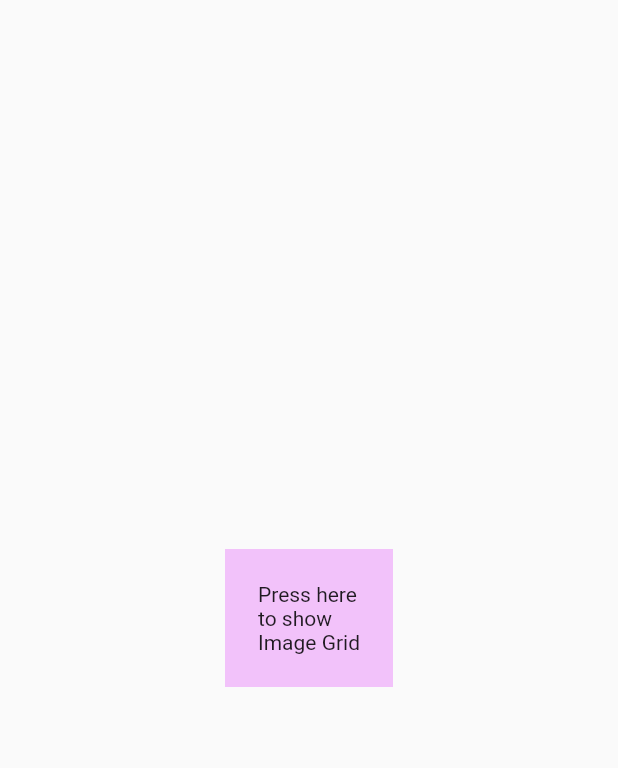
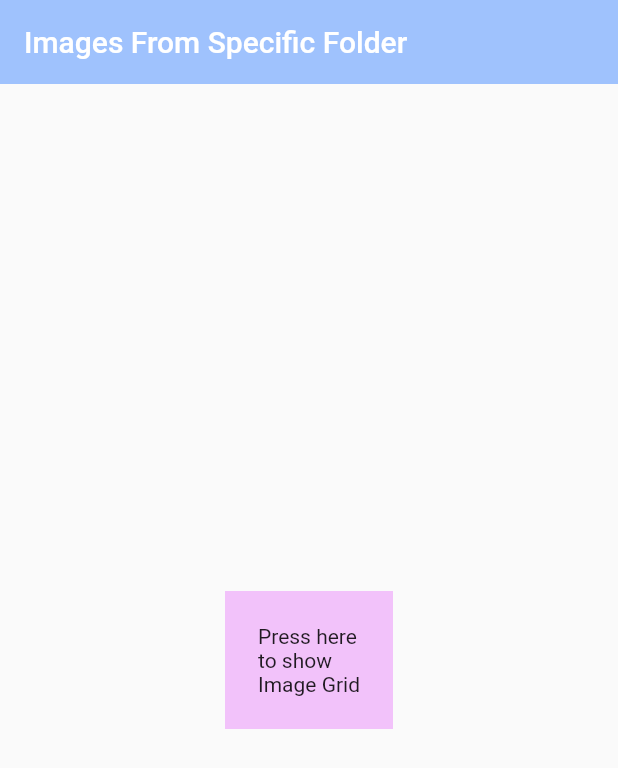
Before and after one commit to OmarFaruk-BD/specific_folder_gallery, a Flutter app: the screen it shows after launch, on a phone screen of 412 x 824 dp. Shown: the top 768 px of the screen. Run offline on Flutter 3.47's test engine with Material 2 defaults, Android fonts, the phone set to English and light mode, and no system bars; our stand-ins replace permission_handler.

Commit message:
Refactor some codes

```diff
--- /dev/null
+++ b/lib/home_page.dart
@@ -0,0 +1,56 @@
+import 'package:flutter/material.dart';
+import 'package:gallery/images.dart';
+import 'package:permission_handler/permission_handler.dart';
+
+class FirstPage extends StatefulWidget {
+  const FirstPage({super.key});
+
+  @override
+  State<FirstPage> createState() => _FirstPageState();
+}
+
+class _FirstPageState extends State<FirstPage> {
+  @override
+  void initState() {
+    super.initState();
+    permission();
+  }
+
+  void permission() async {
+    await [Permission.storage].request();
+  }
+
+  @override
+  Widget build(BuildContext context) {
+    return Scaffold(
+      appBar: _buildAppBar(),
+      body: _buildBody(context),
+    );
+  }
+
+  Center _buildBody(BuildContext context) {
+    return Center(
+        child: InkWell(
+      onTap: () {
+        Navigator.push<void>(
+          context,
+          MaterialPageRoute<void>(
+            builder: (BuildContext context) => const ImageGrid(),
+          ),
+        );
+      },
+      child: Container(
+          color: Colors.purpleAccent.withOpacity(.3),
+          padding: const EdgeInsets.all(22),
+          child: const Text('Press here\nto show\nImage Grid')),
+    ));
+  }
+
+  AppBar _buildAppBar() {
+    return AppBar(
+      backgroundColor: Colors.blueAccent.withOpacity(0.5),
+      elevation: 0,
+      title: const Text('Images From Specific Folder'),
+    );
+  }
+}
--- a/lib/main.dart
+++ b/lib/main.dart
@@ -1,6 +1,5 @@
 import 'package:flutter/material.dart';
-import 'package:gallery/images.dart';
-import 'package:permission_handler/permission_handler.dart';
+import 'package:gallery/home_page.dart';
 
 void main() => runApp(const MyApp());
 
@@ -10,7 +9,6 @@ class MyApp extends StatelessWidget {
   @override
   Widget build(BuildContext context) {
     return MaterialApp(
-      title: 'Document Scanner',
       debugShowCheckedModeBanner: false,
       theme: ThemeData(
         primarySwatch: Colors.blue,
@@ -19,43 +17,3 @@ class MyApp extends StatelessWidget {
     );
   }
 }
-
-class FirstPage extends StatefulWidget {
-  const FirstPage({super.key});
-
-  @override
-  State<FirstPage> createState() => _FirstPageState();
-}
-
-class _FirstPageState extends State<FirstPage> {
-  @override
-  void initState() {
-    super.initState();
-    permission();
-  }
-
-  void permission() async {
-    await [Permission.storage].request();
-  }
-
-  @override
-  Widget build(BuildContext context) {
-    return Scaffold(
-      body: Center(
-          child: InkWell(
-        onTap: () {
-          Navigator.push<void>(
-            context,
-            MaterialPageRoute<void>(
-              builder: (BuildContext context) => const ImageGrid(),
-            ),
-          );
-        },
-        child: Container(
-            color: Colors.purpleAccent.withOpacity(.3),
-            padding: const EdgeInsets.all(22),
-            child: const Text('Press here\nto show\nImage Grid')),
-      )),
-    );
-  }
-}
```
